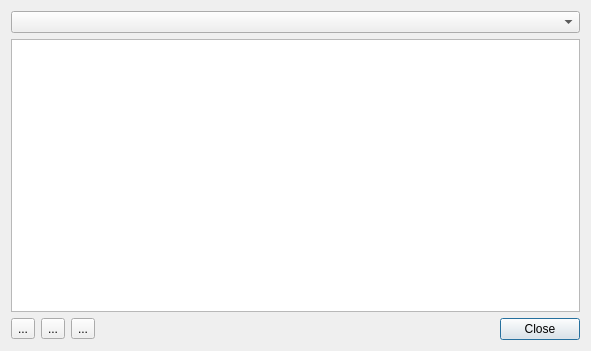
This is config_dialog.ui in sklencar/rrm-plugin as Qt 5 draws it before an edit. The edited form follows.
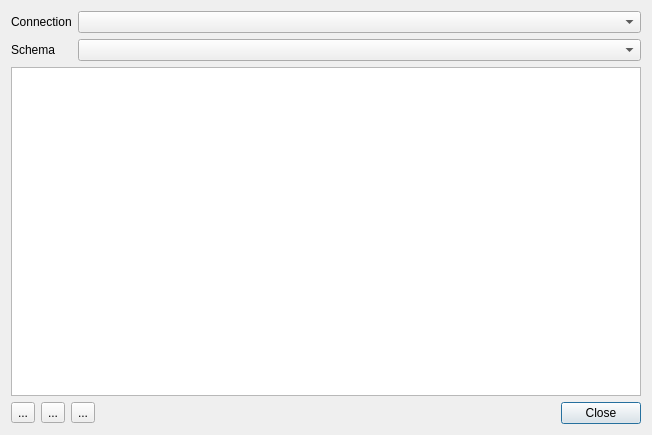
This is the edited form.

Commit message: Added filter for schemas + trigger dialog checks + bugfixes

What changed in the file:
```diff
--- a/config_dialog.ui
+++ b/config_dialog.ui
@@ -6,8 +6,8 @@
    <rect>
     <x>0</x>
     <y>0</y>
-    <width>591</width>
-    <height>351</height>
+    <width>652</width>
+    <height>435</height>
    </rect>
   </property>
   <property name="windowTitle">
@@ -15,7 +15,42 @@
   </property>
   <layout class="QVBoxLayout" name="verticalLayout">
    <item>
-    <widget class="QComboBox" name="cboConnection"/>
+    <layout class="QGridLayout" name="gridLayout">
+     <item row="0" column="0">
+      <widget class="QLabel" name="label">
+       <property name="text">
+        <string>Connection</string>
+       </property>
+      </widget>
+     </item>
+     <item row="0" column="1">
+      <widget class="QComboBox" name="cboConnection">
+       <property name="sizePolicy">
+        <sizepolicy hsizetype="Expanding" vsizetype="Fixed">
+         <horstretch>0</horstretch>
+         <verstretch>0</verstretch>
+        </sizepolicy>
+       </property>
+      </widget>
+     </item>
+     <item row="1" column="0">
+      <widget class="QLabel" name="label_2">
+       <property name="text">
+        <string>Schema</string>
+       </property>
+      </widget>
+     </item>
+     <item row="1" column="1">
+      <widget class="QComboBox" name="cboSchema">
+       <property name="sizePolicy">
+        <sizepolicy hsizetype="Expanding" vsizetype="Fixed">
+         <horstretch>0</horstretch>
+         <verstretch>0</verstretch>
+        </sizepolicy>
+       </property>
+      </widget>
+     </item>
+    </layout>
    </item>
    <item>
     <widget class="QTreeView" name="treeTriggers">
```
Left out of the diff: 1 changed line with no effect on the pictures. The commit also changes 4 other files.
